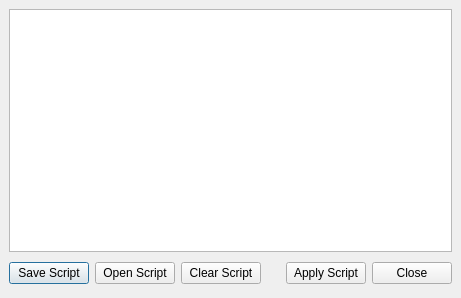
Before: the Qt Designer form src/meshlab/ui/filterScriptDialog.ui in cnr-isti-vclab/meshlab, drawn with Qt 5.
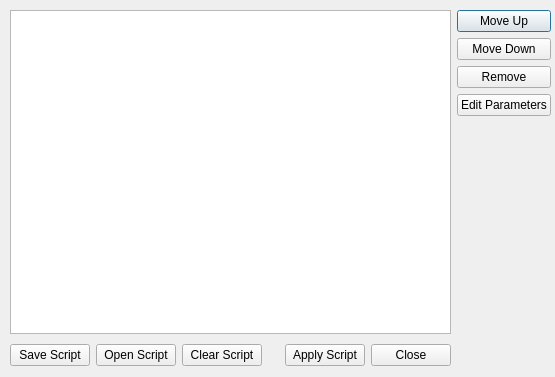
After: the same form once the commit is applied.

Commit message: added buttons to the filter script dialog to reorder and remove filters as well as edit their parameters.  also added a function to be able to remove items from a FilterParameterSet.  this is useful if you have a custom dialog where you dont want to display all the parameters given to you

Diff of the .ui file:
```diff
--- a/src/meshlab/ui/filterScriptDialog.ui
+++ b/src/meshlab/ui/filterScriptDialog.ui
@@ -8,39 +8,79 @@
    <rect>
     <x>0</x>
     <y>0</y>
-    <width>461</width>
-    <height>298</height>
+    <width>555</width>
+    <height>377</height>
    </rect>
   </property>
   <property name="windowTitle" >
    <string>Dialog</string>
   </property>
-  <layout class="QHBoxLayout" >
-   <property name="margin" >
-    <number>9</number>
+  <widget class="QWidget" name="" >
+   <property name="geometry" >
+    <rect>
+     <x>10</x>
+     <y>10</y>
+     <width>541</width>
+     <height>361</height>
+    </rect>
    </property>
-   <property name="spacing" >
-    <number>6</number>
-   </property>
-   <item>
-    <layout class="QVBoxLayout" >
-     <property name="margin" >
-      <number>0</number>
-     </property>
-     <property name="spacing" >
-      <number>6</number>
-     </property>
-     <item>
+   <layout class="QGridLayout" name="gridLayout" >
+    <item row="0" column="0" >
       <widget class="QListWidget" name="scriptListWidget" />
      </item>
+    <item row="0" column="1" >
+     <layout class="QVBoxLayout" name="verticalLayout" >
      <item>
+       <widget class="QPushButton" name="moveUpButton" >
+        <property name="text" >
+         <string>Move Up</string>
+        </property>
+       </widget>
+      </item>
+      <item>
+       <widget class="QPushButton" name="moveDownButton" >
+        <property name="text" >
+         <string>Move Down</string>
+        </property>
+       </widget>
+      </item>
+      <item>
+       <widget class="QPushButton" name="removeFilterButton" >
+        <property name="text" >
+         <string>Remove</string>
+        </property>
+       </widget>
+      </item>
+      <item>
+       <widget class="QPushButton" name="editParameterButton" >
+        <property name="text" >
+         <string>Edit Parameters</string>
+        </property>
+       </widget>
+      </item>
+      <item>
+       <spacer name="verticalSpacer" >
+        <property name="orientation" >
+         <enum>Qt::Vertical</enum>
+        </property>
+        <property name="sizeHint" stdset="0" >
+         <size>
+          <width>20</width>
+          <height>40</height>
+         </size>
+        </property>
+       </spacer>
+      </item>
+     </layout>
+    </item>
+    <item row="1" column="0" >
       <layout class="QHBoxLayout" >
-       <property name="margin" >
-        <number>0</number>
-       </property>
        <property name="spacing" >
         <number>6</number>
        </property>
+      <property name="margin" >
+       <number>0</number>
+      </property>
        <item>
         <widget class="QPushButton" name="saveScriptButton" >
          <property name="text" >
@@ -92,10 +132,8 @@
       </layout>
      </item>
     </layout>
-   </item>
-  </layout>
- </widget>
- <pixmapfunction></pixmapfunction>
+  </widget>
+ </widget>
  <resources/>
  <connections>
   <connection>
```
Left out of the diff: 5 changed lines with no effect on the pictures. Lines whose indentation alone changed are shown as unchanged. The commit also changes 4 other files.
